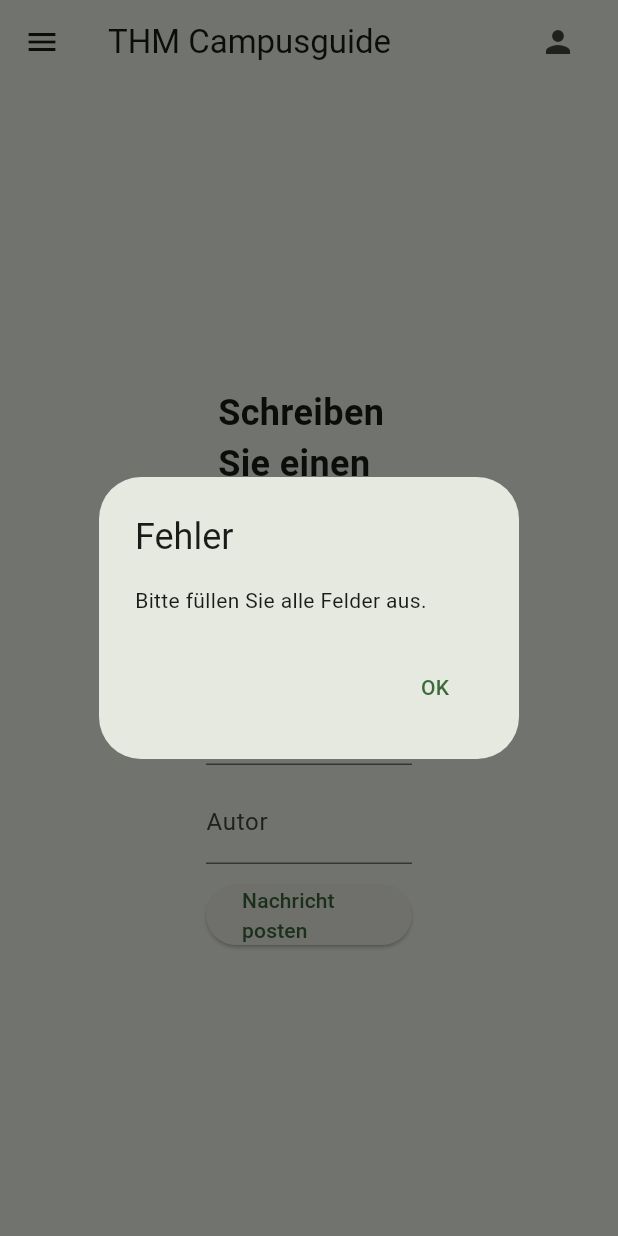
After one commit to Feeelix92/campus_guide_gui, a Flutter app: the MessageWriteScreen screen opened by its route, after a tap on "Nachricht posten", on a phone screen of 412 x 824 dp. The commit adds this screen. Run offline on Flutter 3.47's test engine with Material 2 defaults, Android fonts, the phone set to English and light mode, and no system bars; our stand-ins replace auto_route, flutter_map, image_picker, latlong2, qr_flutter, shared_preferences; missing offline and left inert: flutter_map_marker_popup; accounts and stored records are empty.

Commit message:
WIP Add basic created message component

```diff
--- a/lib/core/app_router.dart
+++ b/lib/core/app_router.dart
@@ -1,4 +1,5 @@
 import 'package:auto_route/auto_route.dart';
+import 'package:campus_guide_gui/screens/message_write_screen.dart';
 import 'app_router.gr.dart';
 import 'auth_guard.dart';
 
@@ -15,6 +16,7 @@ class AppRouter extends $AppRouter {
     AutoRoute(page: LocationsRoute.page, path: '/locations', guards: [AuthGuard()]),
     AutoRoute(page: NewsRoute.page, path: '/news', guards: [AuthGuard()]),
     AutoRoute(page: UserProfileRoute.page, path: '/user', guards: [AuthGuard()]),
+    AutoRoute(page: MessageWriteRoute.page, path: '/news/write', guards: [AuthGuard()]),
     /// Auth
     AutoRoute(page: LoginRoute.page, path: '/login'),
     AutoRoute(page: RegistrationRoute.page, path: '/registration'),
--- /dev/null
+++ b/lib/model/message_data.dart
@@ -0,0 +1,31 @@
+class MessageData {
+  final String? id;
+  final String? title;
+  final String? text;
+  final String? author;
+  final String? created;
+  final String? lastChanged;
+  final List<String>? tags;
+
+  const MessageData({
+    required this.id,
+    required this.title,
+    required this.text,
+    required this.author,
+    required this.created,
+    required this.lastChanged,
+    required this.tags
+  });
+
+  factory MessageData.fromJSON(Map<String, dynamic> json) {
+    return MessageData(
+      id: json['id'] as String?,
+      title: json['title'] as String?,
+      text: json['text'] as String?,
+      author: json['author'] as String?,
+      created: json['created'] as String?,
+      lastChanged: json['lastChanged'] as String?,
+      tags: json['tags'] as List<String>?,
+    );
+  }
+}
--- /dev/null
+++ b/lib/screens/message_write_screen.dart
@@ -0,0 +1,117 @@
+import 'package:auto_route/auto_route.dart';
+import 'package:flutter/material.dart';
+import 'package:provider/provider.dart';
+
+import '../core/message.dart';
+import '../data/constants.dart';
+import '../widgets/h1.dart';
+import 'home_screen.dart';
+
+import '../widgets/appDrawer.dart';
+import '../widgets/customAppBar.dart';
+
+@RoutePage()
+class MessageWriteScreen extends StatefulWidget {
+
+  MessageWriteScreen({super.key});
+
+  @override
+  State<MessageWriteScreen> createState() => _MessageWriteScreenState();
+}
+
+class _MessageWriteScreenState extends State<MessageWriteScreen> {
+  final TextEditingController _titleController = TextEditingController();
+
+  final TextEditingController _textController = TextEditingController();
+
+  final TextEditingController _authorController = TextEditingController();
+
+  @override
+  void initState() {
+    super.initState();
+  }
+
+  final message = Message();
+
+  @override
+  Widget build(BuildContext context) {
+    return Scaffold(
+      appBar: const CustomAppBar(),
+      drawer: const AppDrawer(),
+        body: Center(
+          child: SizedBox(
+            width: MediaQuery
+                .of(context)
+                .size
+                .width / 3,
+            child: Column(
+              mainAxisAlignment: MainAxisAlignment.center,
+              children: [
+                const H1(text: 'Schreiben Sie einen Beitrag'),
+                const SizedBox(height: 20),
+                TextField(
+                  controller: _titleController,
+                  decoration: const InputDecoration(
+                    labelText: 'Titel',
+                  ),
+                ),
+                const SizedBox(height: 10),
+                TextField(
+                  controller: _textController,
+                  decoration: const InputDecoration(
+                    labelText: 'Text',
+                  ),
+                ),
+                const SizedBox(height: 10),
+                TextField(
+                  controller: _authorController,
+                  decoration: const InputDecoration(
+                    labelText: 'Autor',
+                  ),
+                ),
+                const SizedBox(height: 10),
+                ElevatedButton(
+                  onPressed: () {
+                    String titel = _titleController.text;
+                    String text = _textController.text;
+                    String author = _authorController.text;
+
+                    // Beispiel-Validierung: Überprüfen, ob alle Felder nicht leer sind
+                    if (titel.isNotEmpty && text.isNotEmpty &&
+                        author.isNotEmpty) {
+                      message.postMessageData(titel, text, author, "", "", [""]);
+                      Navigator.push(
+                        context,
+                        MaterialPageRoute(
+                          builder: (context) => const HomeScreen(),
+                        ),
+                      );
+                    } else {
+                      showDialog(
+                        context: context,
+                        builder: (context) =>
+                            AlertDialog(
+                              title: const Text('Fehler'),
+                              content: const Text(
+                                  'Bitte füllen Sie alle Felder aus.'),
+                              actions: [
+                                TextButton(
+                                  onPressed: () {
+                                    Navigator.pop(context);
+                                  },
+                                  child: const Text('OK'),
+                                ),
+                              ],
+                            ),
+                      );
+                    }
+                  },
+                  child: const Text('Nachricht posten'),
+                ),
+              ],
+            ),
+          ),
+        ),
+      );
+  }
+}
```
Also changed, not shown: lib/core/message.dart (added, +123 -0 lines), lib/screens/news_screen.dart (+14 -2 lines), lib/core/app_router.gr.dart.
